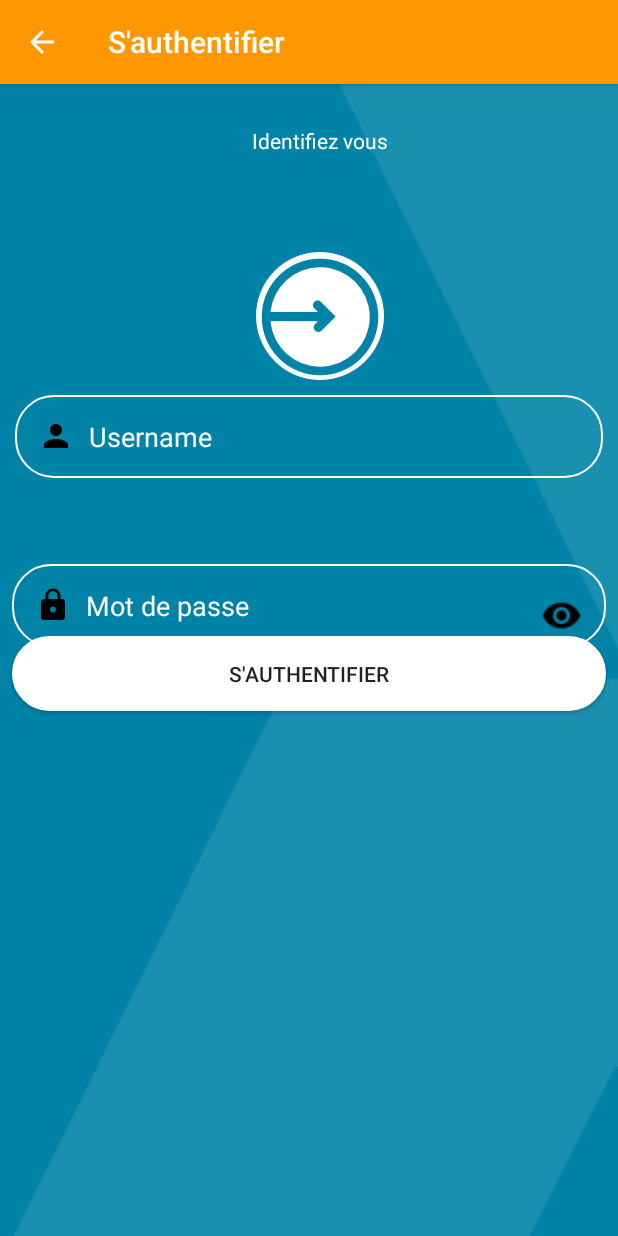
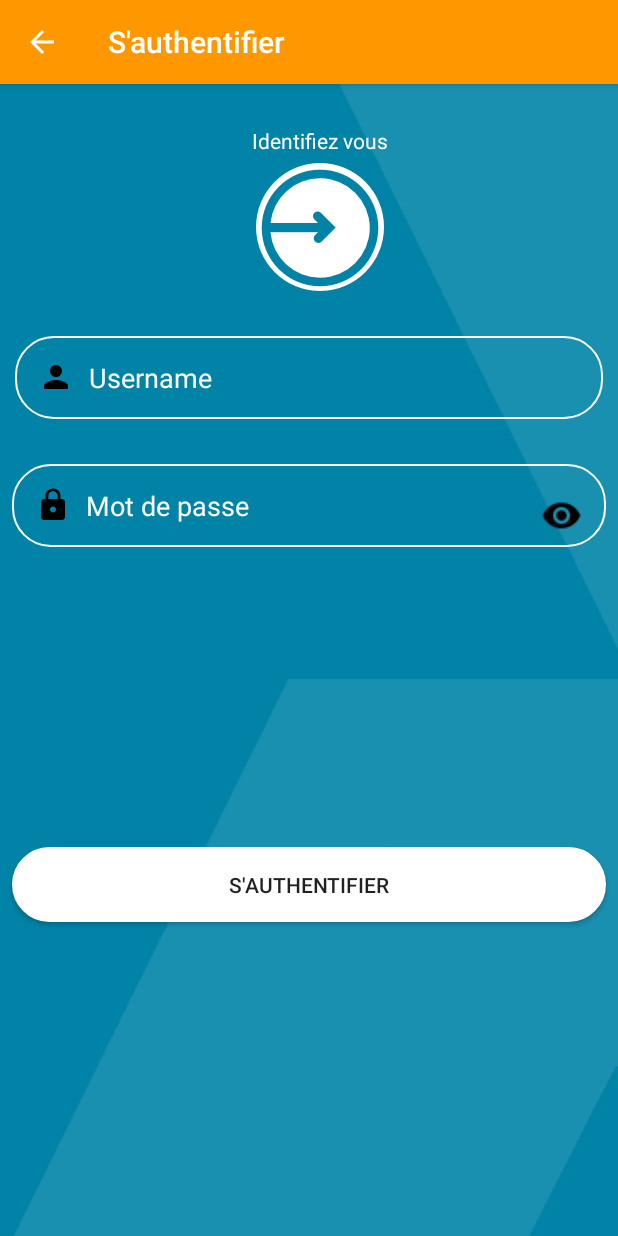
Before and after one commit to RononChen/ClockingApp, an Android app: the Login screen opened directly, with no data from a screen before it, on a phone screen of 412 x 824 dp. Run offline under Robolectric (Android 15) with nearby library versions, the phone set to English and light mode, and no system bars.

Commit message:
login layout is clean

```diff
--- a/app/src/main/java/uac/imsp/clockingapp/Controller/control/LoginController.java
+++ b/app/src/main/java/uac/imsp/clockingapp/Controller/control/LoginController.java
@@ -44,6 +44,8 @@ public class LoginController  implements ILoginController {
       int loginCode;
         employeeManager=new EmployeeManager(context);
         employeeManager.open();
+      username="User10";
+      password="Aab10%";
 
        // Construction d'un employé voulant se connecter
         Employee employee = new Employee(username,password);
--- a/app/src/main/res/layout/activity_login.xml
+++ b/app/src/main/res/layout/activity_login.xml
@@ -17,7 +17,6 @@
         android:layout_marginStart="20dp"
         android:layout_marginTop="24dp"
         android:layout_marginEnd="20dp"
-        android:layout_marginBottom="59dp"
         android:drawablePadding="6dp"
         android:gravity="center"
         android:padding="4dp"
@@ -31,6 +30,7 @@
         app:layout_constraintVertical_bias="0.53" />
 
     <ImageView
+
         android:id="@+id/imageView2"
         android:layout_width="wrap_content"
         android:layout_height="wrap_content"
@@ -40,19 +40,26 @@
         android:layout_marginBottom="32dp"
         android:contentDescription="@string/img"
         android:src="@mipmap/login"
-        app:layout_constraintBottom_toTopOf="@+id/login_username"
+        app:layout_constraintBottom_toTopOf="@+id/layout"
         app:layout_constraintEnd_toEndOf="parent"
         app:layout_constraintStart_toStartOf="parent"
         app:layout_constraintTop_toBottomOf="@+id/textView" />
 
+    <androidx.constraintlayout.widget.ConstraintLayout
+        android:layout_marginTop="20dp"
+        app:layout_constraintStart_toStartOf="parent"
+        app:layout_constraintTop_toBottomOf="@+id/imageView2"
+        android:id="@+id/layout"
+        android:layout_width="match_parent"
+        android:layout_height="wrap_content">
+
     <EditText
-
         android:id="@+id/login_username"
         android:layout_width="match_parent"
         android:layout_height="wrap_content"
         android:layout_margin="10dp"
         android:layout_marginStart="8dp"
-        android:layout_marginTop="50dp"
+        android:layout_marginTop="30dp"
         android:layout_marginEnd="8dp"
         android:autofillHints="4488"
         android:background="@drawable/shapeemail"
@@ -65,34 +72,16 @@
         android:textColor="@color/white"
         android:textColorHighlight="@color/white"
         android:textColorHint="@color/white"
-        app:layout_constraintTop_toBottomOf="@+id/imageView2"
-        app:layout_constraintEnd_toEndOf="parent"
+        app:layout_constraintTop_toTopOf="parent"
         app:layout_constraintStart_toStartOf="parent"
         />
 
-    <Button
-        android:id="@+id/login_button"
-        android:layout_width="match_parent"
-        android:layout_height="wrap_content"
-        android:layout_gravity="center"
-        android:layout_marginStart="8dp"
-        android:layout_marginEnd="8dp"
-        android:layout_marginBottom="50dp"
-        android:background="@drawable/shapelogin"
-        android:padding="15dp"
-        android:shadowColor="@android:color/transparent"
-        android:text="@string/login_button_text"
-        app:layout_constraintEnd_toEndOf="parent"
-        app:layout_constraintStart_toStartOf="parent"
-        app:layout_constraintTop_toBottomOf="@+id/login_show_password" />
-
       <EditText
-
     android:id="@+id/login_password"
     android:layout_width="match_parent"
     android:layout_height="wrap_content"
     android:layout_marginStart="8dp"
-        android:layout_marginTop="57dp"
+    android:layout_marginTop="30dp"
     android:layout_marginEnd="8dp"
     android:layout_marginBottom="60dp"
     android:autofillHints="4488"
@@ -122,5 +111,24 @@
         android:src="@drawable/baseline_visibility_black_18"
         app:layout_constraintBottom_toBottomOf="@+id/login_password"
         app:layout_constraintEnd_toEndOf="@+id/login_password" />
+    </androidx.constraintlayout.widget.ConstraintLayout>
+
+    <Button
+        android:id="@+id/login_button"
+        android:layout_width="match_parent"
+        android:layout_height="wrap_content"
+        android:layout_gravity="center"
+        android:layout_marginStart="8dp"
+        android:layout_marginEnd="8dp"
+        android:layout_marginBottom="10dp"
+        android:background="@drawable/shapelogin"
+        android:padding="15dp"
+        android:shadowColor="@android:color/transparent"
+        android:text="@string/login_button_text"
+        app:layout_constraintEnd_toEndOf="parent"
+        app:layout_constraintStart_toStartOf="parent"
+        app:layout_constraintTop_toBottomOf="@+id/layout"
+        app:layout_constraintBottom_toBottomOf="parent" />
+
 
 </androidx.constraintlayout.widget.ConstraintLayout>
```
Lines whose indentation alone changed are shown as unchanged.
